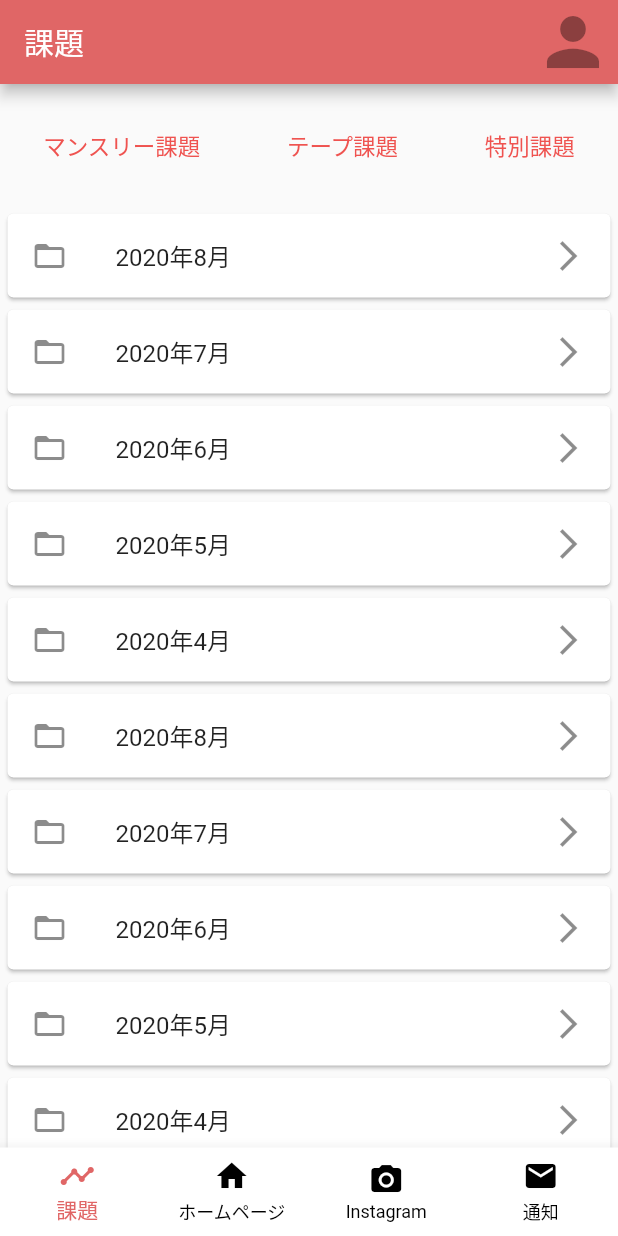
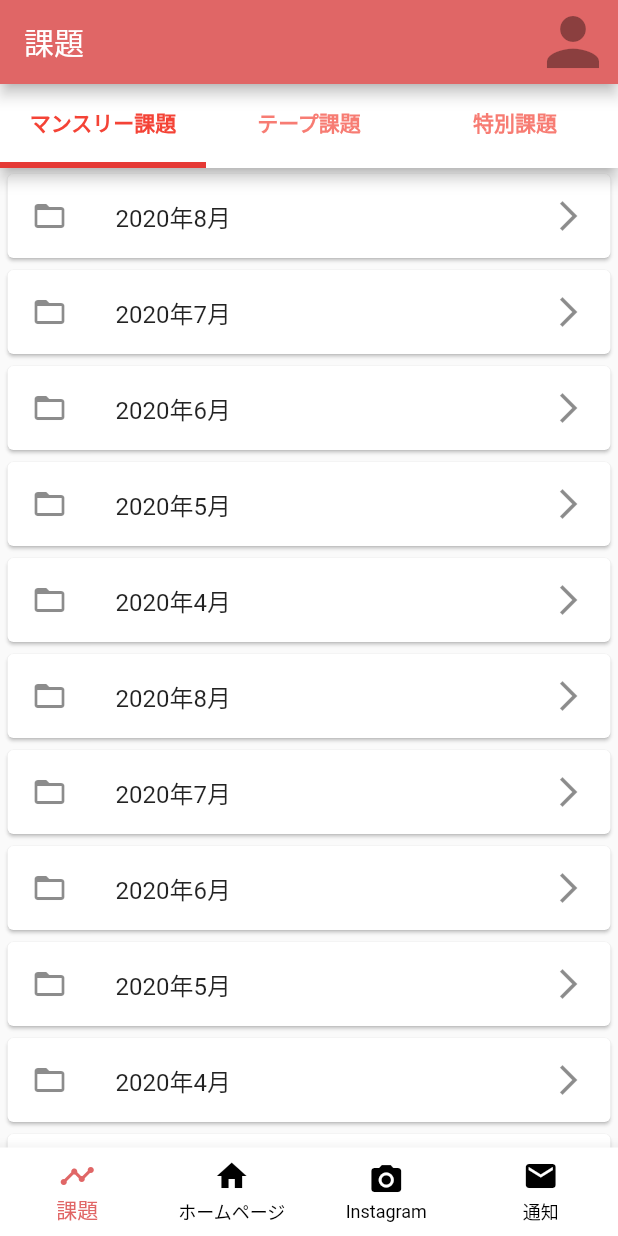
Before and after one commit to nord2sudjp/jumpin, a Flutter app: the screen it shows after launch, on a phone screen of 412 x 824 dp. Run offline on Flutter 3.47's test engine with Material 2 defaults, Android fonts, the phone set to English and light mode, and no system bars; our stand-ins replace webview_flutter; Roboto replaces fonts that are missing (OpenSans, QuickSand).

Commit message:
implement top tab in route screen

```diff
--- /dev/null
+++ b/lib/screen/router_screen.dart
@@ -0,0 +1,104 @@
+import "package:flutter/material.dart";
+import '../models/monthly_master.dart';
+import '../widgets/montly_header.dart';
+
+class RouteScreen extends StatefulWidget {
+  static const routeName = './route-view';
+
+  @override
+  _RouteScreenState createState() => _RouteScreenState();
+}
+
+class _RouteScreenState extends State<RouteScreen>
+    with SingleTickerProviderStateMixin {
+  final List<MonthlyMaster> monthlymaster = [
+    MonthlyMaster(year: 2020, month: 8),
+    MonthlyMaster(year: 2020, month: 7),
+    MonthlyMaster(year: 2020, month: 6),
+    MonthlyMaster(year: 2020, month: 5),
+    MonthlyMaster(year: 2020, month: 4),
+    MonthlyMaster(year: 2020, month: 8),
+    MonthlyMaster(year: 2020, month: 7),
+    MonthlyMaster(year: 2020, month: 6),
+    MonthlyMaster(year: 2020, month: 5),
+    MonthlyMaster(year: 2020, month: 4),
+    MonthlyMaster(year: 2020, month: 8),
+    MonthlyMaster(year: 2020, month: 7),
+    MonthlyMaster(year: 2020, month: 6),
+    MonthlyMaster(year: 2020, month: 5),
+    MonthlyMaster(year: 2020, month: 4),
+  ];
+  TabController _tabController;
+
+  @override
+  void initState() {
+    super.initState();
+    _tabController = TabController(vsync: this, length: _tab.length);
+  }
+
+  @override
+  void dispose() {
+    _tabController.dispose();
+    super.dispose();
+  }
+
+  final _tab = <Tab>[
+    Tab(text: 'マンスリー課題'),
+    Tab(text: 'テープ課題'),
+    Tab(text: '特別課題'),
+  ];
+
+  Widget build(BuildContext context) {
+    return Scaffold(
+      appBar: AppBar(
+        flexibleSpace: Container(
+          color: Colors.white,
+          child: SafeArea(
+            child: Column(
+              mainAxisAlignment: MainAxisAlignment.end,
+              children: [
+                Expanded(
+                  child: TabBar(
+                    labelColor: Colors.red,
+                    labelStyle: TextStyle(fontWeight: FontWeight.bold),
+                    indicatorWeight: 4,
+                    indicatorColor: Colors.red[600],
+                    controller: _tabController,
+                    tabs: _tab,
+                  ),
+                ),
+              ],
+            ),
+          ),
+        ),
+      ),
+      body: TabBarView(controller: _tabController, children: <Widget>[
+        MonthlyHeader(monthlymaster: monthlymaster),
+        TabPage(title: 'テープ課題'),
+        TabPage(title: '特別課題'),
+      ]),
+    );
+  }
+}
+
+class TabPage extends StatelessWidget {
+  final IconData icon;
+  final String title;
+
+  const TabPage({Key key, this.icon, this.title}) : super(key: key);
+
+  @override
+  Widget build(BuildContext context) {
+    final TextStyle textStyle = Theme.of(context).textTheme.display1;
+    return Center(
+      child: Column(
+        //mainAxisSize: MainAxisSize.min,
+        crossAxisAlignment: CrossAxisAlignment.center,
+        children: <Widget>[
+          Icon(icon, size: 64.0, color: textStyle.color),
+          Text(title, style: textStyle),
+        ],
+      ),
+    );
+  }
+}
--- a/lib/screen/tab_screen.dart
+++ b/lib/screen/tab_screen.dart
@@ -1,7 +1,7 @@
 import 'package:flutter/material.dart';
 import 'package:jumpin/screen/homepage_screen.dart';
 import 'package:jumpin/screen/route_view_screen.dart';
-import './SampleTabScreen.dart';
+import 'router_screen.dart';
 import '../models/monthly_master.dart';
 import 'package:flutter/cupertino.dart';
 import 'dart:io';
@@ -43,9 +43,9 @@ class _TabScreenState extends State<TabScreen> {
 
   void initState() {
     _pages = [
-      {'page': RouteViewScreen(), 'title': '課題'},
+      {'page': RouteScreen(), 'title': '課題'},
       {'page': HomepageScreen(), 'title': 'ホームページ'},
-      {'page': SampleTabScreen(), 'title': 'サンプルタブ'},
+      {'page': RouteScreen(), 'title': '課題'},
     ];
     super.initState();
   }
```
Also changed, not shown: lib/screen/SampleTabScreen.dart (deleted, +0 -76 lines).
